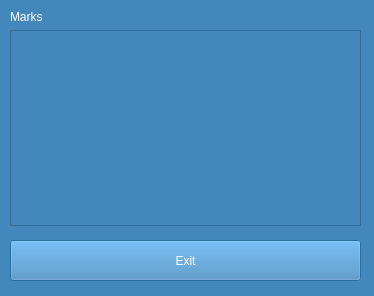
Before: the Qt Designer form QTcreator/Diary/student_window.ui in albaSANDROS/DIPLOMA-PROJECT.-Multi-user-client-server-application-e-journal, drawn with Qt 5.
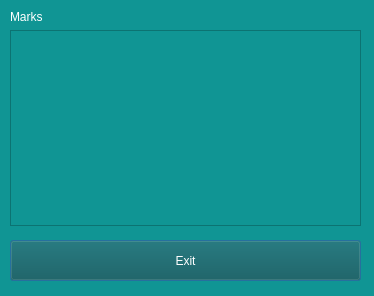
After: the same form once the commit is applied.

The edit to the form file:
```diff
--- a/QTcreator/Diary/student_window.ui
+++ b/QTcreator/Diary/student_window.ui
@@ -14,8 +14,10 @@
    <string>Dialog</string>
   </property>
   <property name="styleSheet">
-   <string notr="true">background-color: rgb(67, 136, 189);
-selection-color: rgb(22, 34, 49);</string>
+   <string notr="true">
+color: rgb(255, 255, 255);
+background-color: rgb(16, 149, 148);
+</string>
   </property>
   <widget class="QPushButton" name="pushButton">
    <property name="geometry">
@@ -27,7 +29,9 @@
     </rect>
    </property>
    <property name="styleSheet">
-    <string notr="true">color: rgb(255, 255, 255);</string>
+    <string notr="true">background-color: rgb(29, 35, 35);
+background-color: rgb(9, 83, 82);
+color: rgb(255, 255, 255);</string>
    </property>
    <property name="text">
     <string>Exit</string>
```
